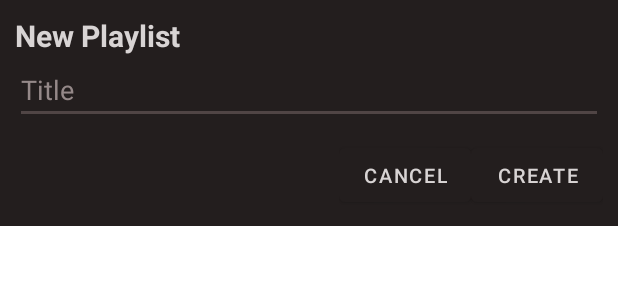
After one commit to trungdongphuoca/MusicApp, an Android app: the layout custom_dialog_addplaylist.xml on its own in the app's theme, with its tools: preview values and no code run, on a phone screen of 412 x 824 dp. The commit adds this screen. Shown: the top 300 px of the screen. Run offline under Robolectric (Android 15) with nearby library versions, the phone set to English and light mode, and no system bars.

Commit message:
add custom dialog for adding new playlist

```diff
--- a/app/src/main/res/drawable/ic_baseline_repeat_24.xml
+++ /dev/null
@@ -1,5 +0,0 @@
-<vector android:height="64dp" android:tint="#D4CBCB"
-    android:viewportHeight="24" android:viewportWidth="24"
-    android:width="64dp" xmlns:android="http://schemas.android.com/apk/res/android">
-    <path android:fillColor="@android:color/white" android:pathData="M7,7h10v3l4,-4 -4,-4v3L5,5v6h2L7,7zM17,17L7,17v-3l-4,4 4,4v-3h12v-6h-2v4z"/>
-</vector>
--- /dev/null
+++ b/app/src/main/res/drawable/ic_baseline_repeat_one_24.xml
@@ -0,0 +1,5 @@
+<vector android:height="54dp" android:tint="#D4CBCB"
+    android:viewportHeight="24" android:viewportWidth="24"
+    android:width="54dp" xmlns:android="http://schemas.android.com/apk/res/android">
+    <path android:fillColor="@android:color/white" android:pathData="M7,7h10v3l4,-4 -4,-4v3L5,5v6h2L7,7zM17,17L7,17v-3l-4,4 4,4v-3h12v-6h-2v4zM13,15L13,9h-1l-2,1v1h1.5v4L13,15z"/>
+</vector>
--- /dev/null
+++ b/app/src/main/res/drawable/ic_baseline_shuffle_24.xml
@@ -0,0 +1,5 @@
+<vector android:height="64dp" android:tint="#D4CBCB"
+    android:viewportHeight="24" android:viewportWidth="24"
+    android:width="64dp" xmlns:android="http://schemas.android.com/apk/res/android">
+    <path android:fillColor="@android:color/white" android:pathData="M10.59,9.17L5.41,4 4,5.41l5.17,5.17 1.42,-1.41zM14.5,4l2.04,2.04L4,18.59 5.41,20 17.96,7.46 20,9.5L20,4h-5.5zM14.83,13.41l-1.41,1.41 3.13,3.13L14.5,20L20,20v-5.5l-2.04,2.04 -3.13,-3.13z"/>
+</vector>
--- a/app/src/main/res/drawable/ic_baseline_vpn_key_24.xml
+++ /dev/null
@@ -1,5 +0,0 @@
-<vector android:height="64dp" android:tint="#D4CBCB"
-    android:viewportHeight="24" android:viewportWidth="24"
-    android:width="64dp" xmlns:android="http://schemas.android.com/apk/res/android">
-    <path android:fillColor="@android:color/white" android:pathData="M12.65,10C11.83,7.67 9.61,6 7,6c-3.31,0 -6,2.69 -6,6s2.69,6 6,6c2.61,0 4.83,-1.67 5.65,-4H17v4h4v-4h2v-4H12.65zM7,14c-1.1,0 -2,-0.9 -2,-2s0.9,-2 2,-2 2,0.9 2,2 -0.9,2 -2,2z"/>
-</vector>
--- /dev/null
+++ b/app/src/main/res/layout/custom_dialog_addplaylist.xml
@@ -0,0 +1,52 @@
+<?xml version="1.0" encoding="utf-8"?>
+<LinearLayout xmlns:android="http://schemas.android.com/apk/res/android"
+             android:layout_width="match_parent"
+             android:layout_height="wrap_content"
+             android:orientation="vertical"
+    android:padding="10dp"
+    android:background="@color/black">
+
+    <TextView
+        android:layout_width="match_parent"
+        android:layout_height="wrap_content"
+        android:text="New Playlist"
+        android:textSize="20dp"
+        android:textStyle="bold"
+        android:textColor="@color/white"
+        />
+    <EditText
+        android:layout_width="match_parent"
+        android:layout_height="wrap_content"
+        android:textColor="@color/white"
+        android:id="@+id/name_playlist"
+        android:backgroundTint="#504545"
+        android:hint="Title"
+        android:textColorHint="#958989"
+        />
+
+    <RelativeLayout
+        android:layout_width="wrap_content"
+        android:layout_height="wrap_content"
+        android:layout_marginTop="10dp"
+        android:layout_gravity="right">
+
+        <Button
+            android:id="@+id/cancelBtn"
+            android:layout_width="wrap_content"
+            android:layout_height="wrap_content"
+            android:backgroundTint="@color/black"
+            android:text="Cancel"
+            android:textSize="13dp" />
+
+        <Button
+            android:id="@+id/confirmBtn"
+            android:layout_width="wrap_content"
+            android:layout_height="wrap_content"
+            android:layout_toEndOf="@+id/cancelBtn"
+            android:backgroundTint="@color/black"
+            android:text="Create"
+            android:textSize="13dp" />
+
+    </RelativeLayout>
+
+</LinearLayout>
--- a/app/src/main/res/layout/fragment_library.xml
+++ b/app/src/main/res/layout/fragment_library.xml
@@ -51,6 +51,7 @@
                 android:layout_height="wrap_content"
                 android:layout_marginStart="10dp"
                 android:text="Playlists"
+                android:id="@+id/PlaylistTV"
                 android:textColor="#170606"
                 android:textSize="25dp"
                 android:textStyle="bold" />
```
Also changed, not shown: app/src/main/java/tdtu/finalapp/musicapp/PlayMusic/PlayMusicActivity.java (+16 -0 lines), app/src/main/java/tdtu/finalapp/musicapp/PlaylistInLibrary/PlaylistActivity.java (+46 -1 lines), app/src/main/res/layout/activity_play_music.xml (+15 -16 lines).
